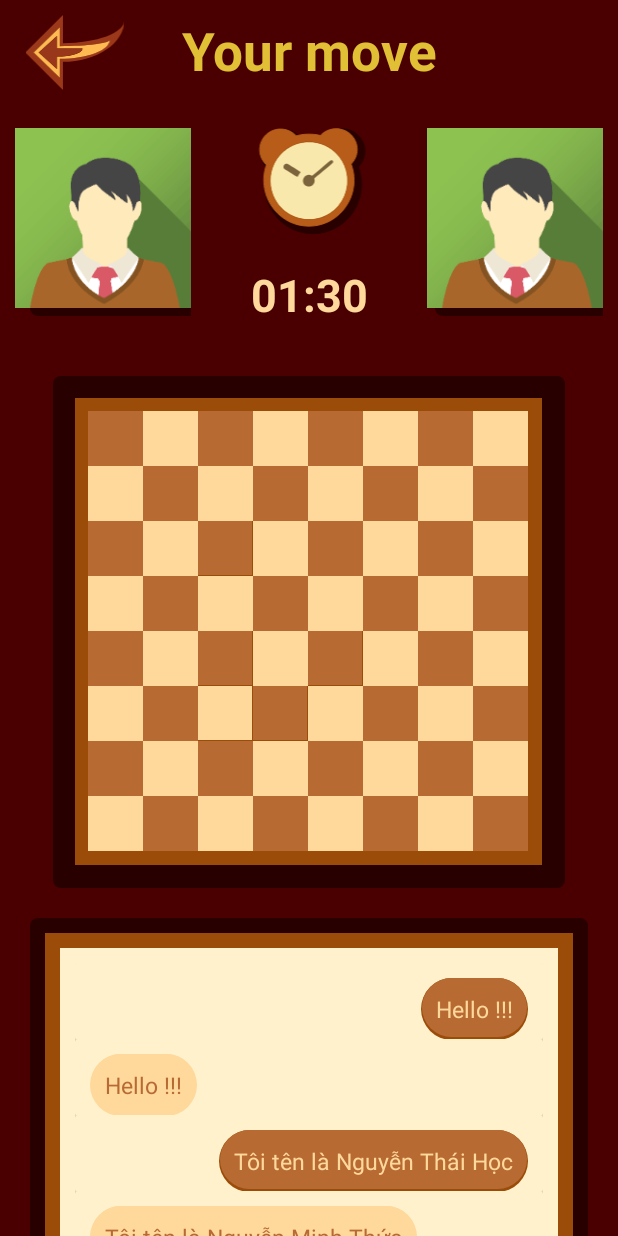
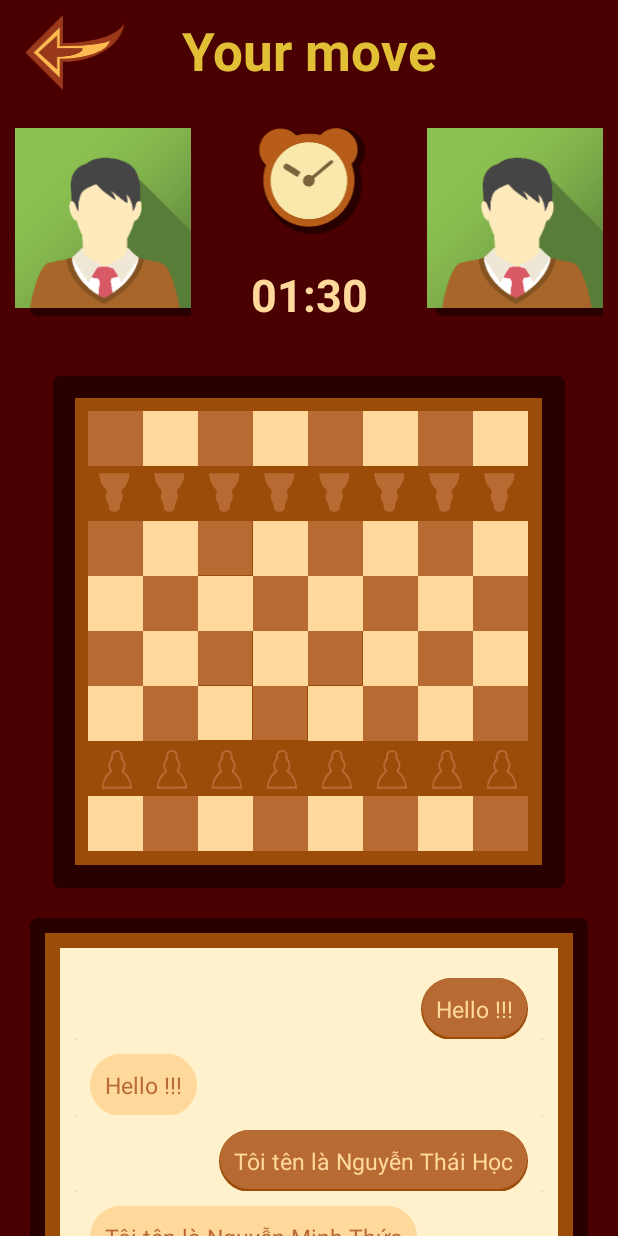
Before and after one commit to huskarit99/android-p2p-application, an Android app: the screen it shows after launch (MainActivity), on a phone screen of 412 x 824 dp. Run offline under Robolectric (Android 15) with nearby library versions, the phone set to English and light mode, and no system bars.

Commit message:
ADD 8 pisces white and 8 pisces black

```diff
--- a/app/src/main/java/com/example/p2papplication/MainActivity.java
+++ b/app/src/main/java/com/example/p2papplication/MainActivity.java
@@ -234,6 +234,14 @@ public class MainActivity extends AppCompatActivity {
     }
 
     private void init() {
+        for (int i = 8; i < 16; i++) {
+            chessBoard.get(i).setBackgroundResource(R.drawable.ic_bpawn);
+        }
+
+        for (int i = 48; i < 56; i++) {
+            chessBoard.get(i).setBackgroundResource(R.drawable.ic_wpawn);
+        }
+
         listMessage.add(new MessageChatBox(true, "Hello !!!"));
         listMessage.add(new MessageChatBox(false, "Hello !!!"));
         listMessage.add(new MessageChatBox(true, "Tôi tên là Nguyễn Thái Học"));
--- /dev/null
+++ b/app/src/main/res/drawable/ic_bpawn.xml
@@ -0,0 +1,9 @@
+<vector xmlns:android="http://schemas.android.com/apk/res/android"
+    android:width="60dp"
+    android:height="60dp"
+    android:viewportWidth="60"
+    android:viewportHeight="60">
+  <path
+      android:pathData="M12.6001,11.7002c1,5.5996 3,10 5.8999,12.8999c2.3999,2.3999 2.5,2.8999 1.5,5.5c-1.2998,2.9995 -0.7002,7.3999 1.2998,9.8003c0.7002,0.7998 1.2002,2.6992 1.3003,4.1992C22.7998,48.0996 24.7002,50 28.5,50c3.7998,-0 6.7998,-2.9004 6.4004,-6.2002C34.7002,42.5 35.2998,40.4004 36.2998,39C38.2002,36.2998 38.5,31.4004 37,29c-0.7002,-1.1001 -0.2002,-2.2998 1.9004,-4.5C42,21.2002 45,14.2998 45,10.5l0,-2.5L28.5,8L11.8999,8L12.6001,11.7002z"
+      android:fillColor="#B86A33"/>
+</vector>
--- /dev/null
+++ b/app/src/main/res/drawable/ic_wpawn.xml
@@ -0,0 +1,9 @@
+<vector xmlns:android="http://schemas.android.com/apk/res/android"
+    android:width="60dp"
+    android:height="60dp"
+    android:viewportWidth="60"
+    android:viewportHeight="60">
+  <path
+      android:pathData="M26.3999,12.3999c-0.7998,1.3999 -1.3999,3.3003 -1.1997,4.3003c0.0996,1 -0.5,2.8999 -1.5,4.2998C21.7998,23.7998 21.5,26.7002 23,30.5996c0.8999,2.2002 0.7002,2.9004 -1,4.1006c-2.7002,1.8994 -5.7998,8.0996 -6.6001,13.2002L14.7002,52L31.5,52l16.7998,-0l-0.7002,-4.0996c-0.7998,-5.1006 -3.8994,-11.3008 -6.6992,-13.2002c-1.7002,-1.2002 -1.9004,-1.9004 -1,-3.5c1.5996,-3 1.2998,-7.4004 -0.6006,-10.2002c-1,-1.3999 -1.5996,-3.2998 -1.5,-4.2998c0.2002,-1 -0.3994,-2.9004 -1.2002,-4.3003C34.2998,9 28.7002,9 26.3999,12.3999zM35,13.5c0.5996,0.7998 0.9004,2.2998 0.5,3.5c-0.4004,1.2998 0.0996,2.8999 1.4004,4.6001c2.5,3.1997 2.6992,6.1997 0.5,9.3003c-1.6006,2.1992 -1.5,2.3994 1.8994,5.1992c3,2.5 6.7002,9.7002 6.7002,13.1006c0,0.3994 -6.5,0.7998 -14.5,0.7998c-8.7998,-0 -14.5,-0.4004 -14.5,-1c0,-3 3.7002,-9.9004 6.7002,-12.7002c3.2998,-3 3.3999,-3.2998 1.8999,-5.5c-2.2002,-3.0996 -2,-6 0.5,-9.1997c1.1001,-1.5 1.7998,-3.3999 1.5,-4.2002C26,13.2998 32.0996,10 35,13.5z"
+      android:fillColor="#B86A33"/>
+</vector>
--- a/app/src/main/res/layout/activity_main.xml
+++ b/app/src/main/res/layout/activity_main.xml
@@ -178,7 +178,6 @@
                         android:layout_height="wrap_content"
                         android:columnCount="8"
                         android:rowCount="8">
-
                         <TextView
                             android:id="@+id/A0"
                             android:layout_width="44dp"
```
Also changed, not shown: app/src/main/res/drawable/ic_bbishop.xml (added, +9 -0 lines), app/src/main/res/drawable/ic_bking.xml (added, +15 -0 lines), app/src/main/res/drawable/ic_bknight.xml (added, +9 -0 lines), app/src/main/res/drawable/ic_bqueen.xml (added, +9 -0 lines), app/src/main/res/drawable/ic_brook.xml (added, +9 -0 lines), app/src/main/res/drawable/ic_wbishop.xml (added, +12 -0 lines), app/src/main/res/drawable/ic_wking.xml (added, +9 -0 lines), app/src/main/res/drawable/ic_wknight.xml (added, +15 -0 lines), app/src/main/res/drawable/ic_wqueen.xml (added, +9 -0 lines), app/src/main/res/drawable/ic_wrook.xml (added, +9 -0 lines).
